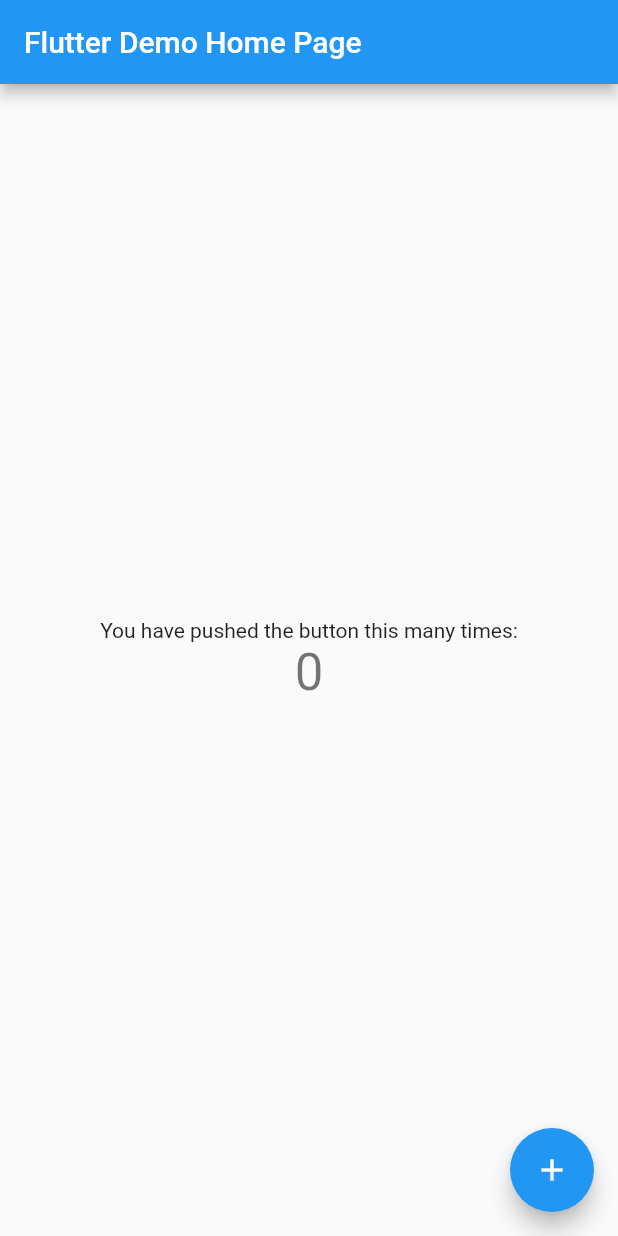
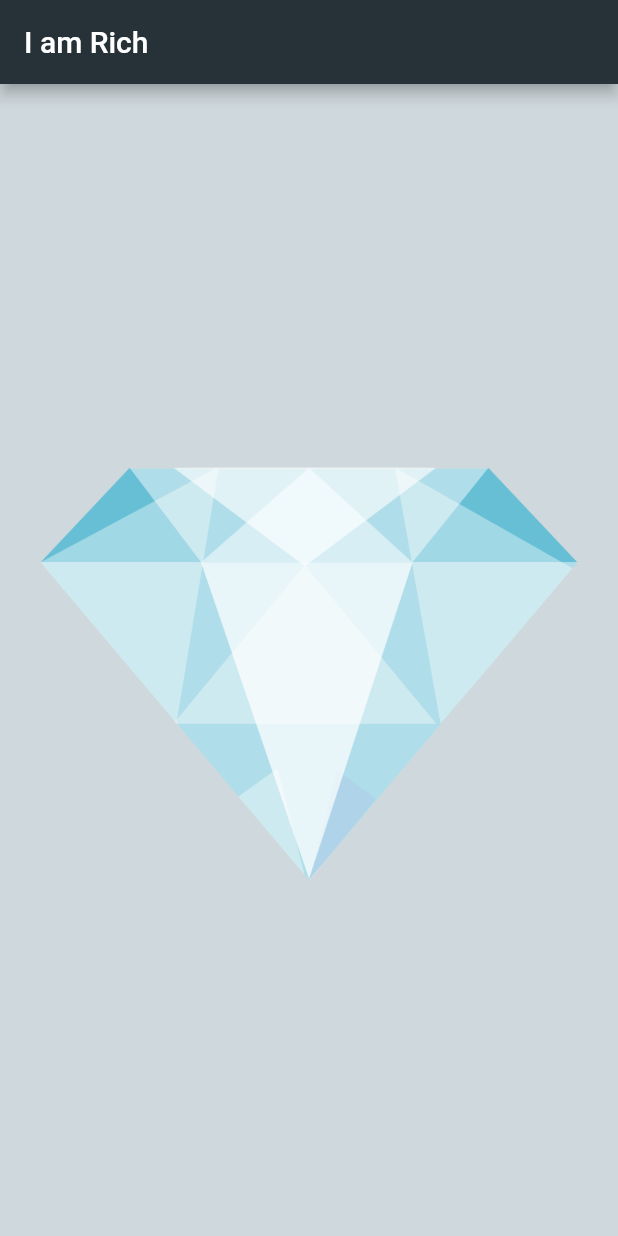
Before and after one commit to cesaralmeida93/FlutterBootcamp-2020, a Flutter app: the screen it shows after launch, on a phone screen of 412 x 824 dp. Run offline on Flutter 3.47's test engine with Material 2 defaults, Android fonts, the phone set to English and light mode, and no system bars.

Commit message:
finished cap3

```diff
--- a/i_am_rich/lib/main.dart
+++ b/i_am_rich/lib/main.dart
@@ -1,117 +1,20 @@
 import 'package:flutter/material.dart';
 
 void main() {
-  runApp(MyApp());
-}
-
-class MyApp extends StatelessWidget {
-  // This widget is the root of your application.
-  @override
-  Widget build(BuildContext context) {
-    return MaterialApp(
-      title: 'Flutter Demo',
-      theme: ThemeData(
-        // This is the theme of your application.
-        //
-        // Try running your application with "flutter run". You'll see the
-        // application has a blue toolbar. Then, without quitting the app, try
-        // changing the primarySwatch below to Colors.green and then invoke
-        // "hot reload" (press "r" in the console where you ran "flutter run",
-        // or simply save your changes to "hot reload" in a Flutter IDE).
-        // Notice that the counter didn't reset back to zero; the application
-        // is not restarted.
-        primarySwatch: Colors.blue,
-        // This makes the visual density adapt to the platform that you run
-        // the app on. For desktop platforms, the controls will be smaller and
-        // closer together (more dense) than on mobile platforms.
-        visualDensity: VisualDensity.adaptivePlatformDensity,
-      ),
-      home: MyHomePage(title: 'Flutter Demo Home Page'),
-    );
-  }
-}
-
-class MyHomePage extends StatefulWidget {
-  MyHomePage({Key key, this.title}) : super(key: key);
-
-  // This widget is the home page of your application. It is stateful, meaning
-  // that it has a State object (defined below) that contains fields that affect
-  // how it looks.
-
-  // This class is the configuration for the state. It holds the values (in this
-  // case the title) provided by the parent (in this case the App widget) and
-  // used by the build method of the State. Fields in a Widget subclass are
-  // always marked "final".
-
-  final String title;
-
-  @override
-  _MyHomePageState createState() => _MyHomePageState();
-}
-
-class _MyHomePageState extends State<MyHomePage> {
-  int _counter = 0;
-
-  void _incrementCounter() {
-    setState(() {
-      // This call to setState tells the Flutter framework that something has
-      // changed in this State, which causes it to rerun the build method below
-      // so that the display can reflect the updated values. If we changed
-      // _counter without calling setState(), then the build method would not be
-      // called again, and so nothing would appear to happen.
-      _counter++;
-    });
-  }
-
-  @override
-  Widget build(BuildContext context) {
-    // This method is rerun every time setState is called, for instance as done
-    // by the _incrementCounter method above.
-    //
-    // The Flutter framework has been optimized to make rerunning build methods
-    // fast, so that you can just rebuild anything that needs updating rather
-    // than having to individually change instances of widgets.
-    return Scaffold(
-      appBar: AppBar(
-        // Here we take the value from the MyHomePage object that was created by
-        // the App.build method, and use it to set our appbar title.
-        title: Text(widget.title),
-      ),
-      body: Center(
-        // Center is a layout widget. It takes a single child and positions it
-        // in the middle of the parent.
-        child: Column(
-          // Column is also a layout widget. It takes a list of children and
-          // arranges them vertically. By default, it sizes itself to fit its
-          // children horizontally, and tries to be as tall as its parent.
-          //
-          // Invoke "debug painting" (press "p" in the console, choose the
-          // "Toggle Debug Paint" action from the Flutter Inspector in Android
-          // Studio, or the "Toggle Debug Paint" command in Visual Studio Code)
-          // to see the wireframe for each widget.
-          //
-          // Column has various properties to control how it sizes itself and
-          // how it positions its children. Here we use mainAxisAlignment to
-          // center the children vertically; the main axis here is the vertical
-          // axis because Columns are vertical (the cross axis would be
-          // horizontal).
-          mainAxisAlignment: MainAxisAlignment.center,
-          children: <Widget>[
-            Text(
-              'You have pushed the button this many times:',
-            ),
-            Text(
-              '$_counter',
-              style: Theme.of(context).textTheme.headline4,
-            ),
-          ],
+  runApp(
+    MaterialApp(
+      home: Scaffold(
+        backgroundColor: Colors.blueGrey[100],
+        appBar: AppBar(
+          title: Text('I am Rich'),
+          backgroundColor: Colors.blueGrey[900],
+        ),
+        body: Center(
+          child: Image(
+            image: AssetImage('images/diamond.png'),
+          ),
         ),
       ),
-      floatingActionButton: FloatingActionButton(
-        onPressed: _incrementCounter,
-        tooltip: 'Increment',
-        child: Icon(Icons.add),
-      ), // This trailing comma makes auto-formatting nicer for build methods.
-    );
-  }
+    ),
+  );
 }
--- a/i_am_rich/pubspec.yaml
+++ b/i_am_rich/pubspec.yaml
@@ -45,9 +45,9 @@ flutter:
   uses-material-design: true
 
   # To add assets to your application, add an assets section, like this:
-  # assets:
-  #   - images/a_dot_burr.jpeg
-  #   - images/a_dot_ham.jpeg
+  assets:
+    - images/
+#     - images/a_dot_ham.jpeg
 
   # An image asset can refer to one or more resolution-specific "variants", see
   # https://flutter.dev/assets-and-images/#resolution-aware.
```
Also changed, not shown: i_am_rich/images/diamond.png (added), 51 other files.
